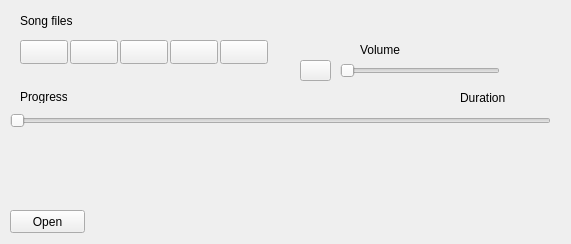
This is MediaPlayer/widget.ui in trilop32/QT as Qt 5 draws it before an edit. The edited form follows.
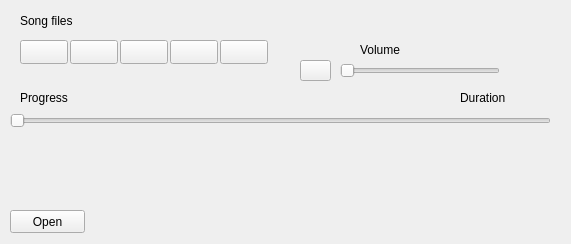
This is the edited form. Icons and pictures are not drawn.

Commit message: Homework ex: 1 and 2 and 3

```diff
--- a/MediaPlayer/widget.ui
+++ b/MediaPlayer/widget.ui
@@ -170,8 +170,8 @@
     <rect>
      <x>20</x>
      <y>90</y>
-     <width>47</width>
-     <height>13</height>
+     <width>81</width>
+     <height>16</height>
     </rect>
    </property>
    <property name="text">
```
The commit also changes 2 other files.
